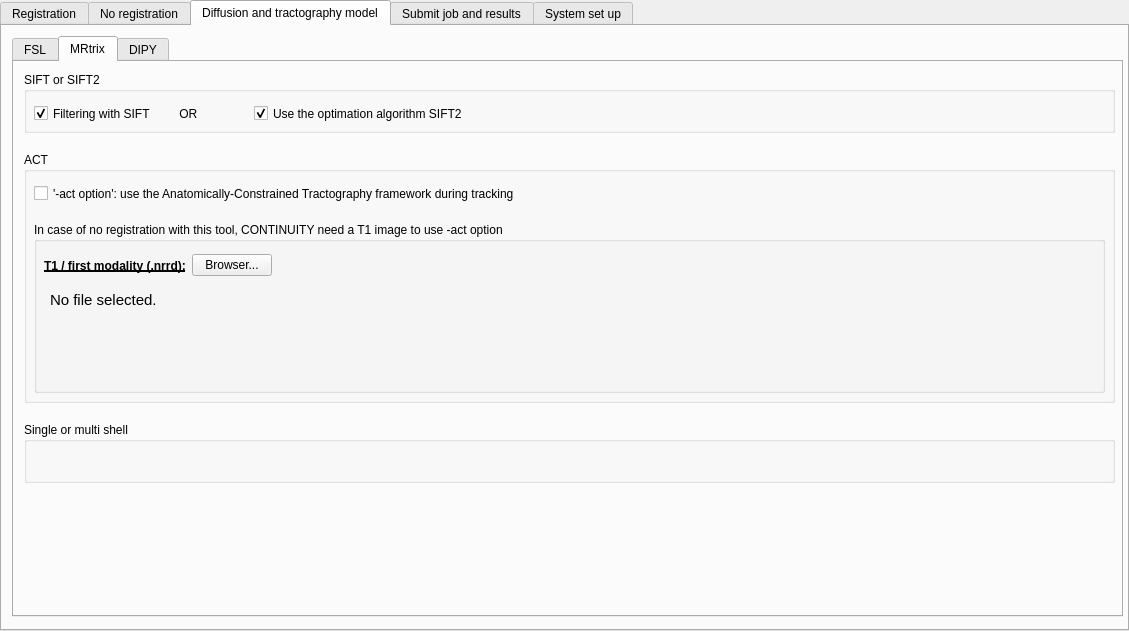
Above: interface_tab.ui from HZBCPP/CONTINUITY-lite before the change. Below: the same form after it.
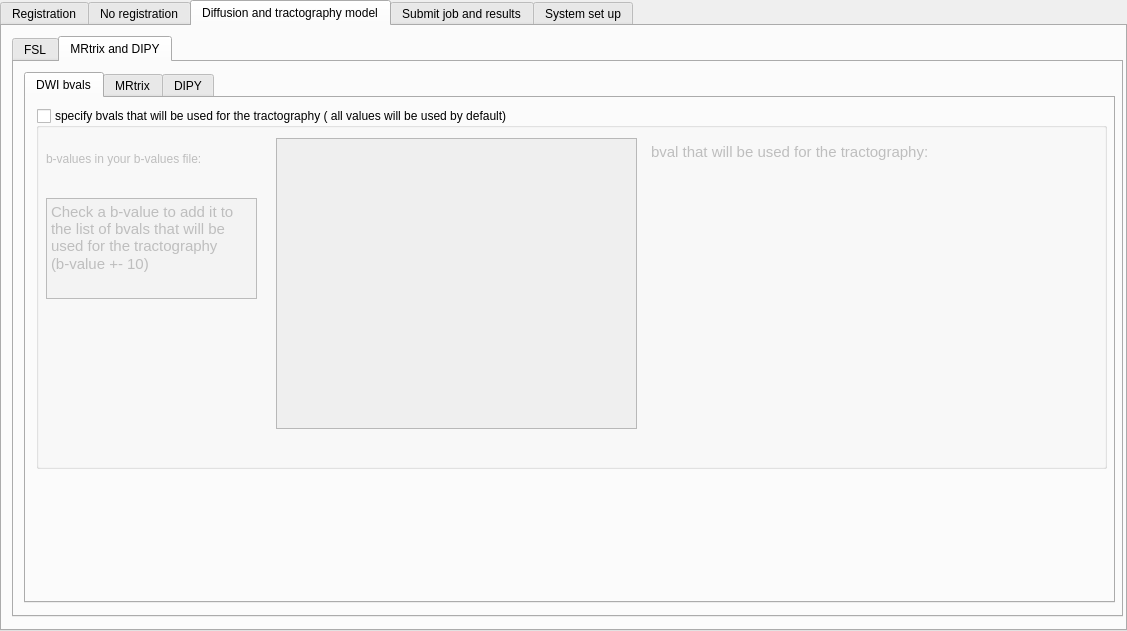
That is the form after the change. The open tabs and pages were chosen to show the change.

Commit message: ENH: select bval

```diff
--- a/interface_tab.ui
+++ b/interface_tab.ui
@@ -6,7 +6,7 @@
    <rect>
     <x>0</x>
     <y>0</y>
-    <width>1129</width>
+    <width>1127</width>
     <height>631</height>
    </rect>
   </property>
@@ -4366,73 +4366,132 @@
     </widget>
     <widget class="QWidget" name="tab_6">
      <attribute name="title">
+      <string>MRtrix and DIPY</string>
+     </attribute>
+     <widget class="QTabWidget" name="tabWidget_12">
+      <property name="geometry">
+       <rect>
+        <x>10</x>
+        <y>10</y>
+        <width>1091</width>
+        <height>531</height>
+       </rect>
+      </property>
+      <property name="currentIndex">
+       <number>0</number>
+      </property>
+      <widget class="QWidget" name="tab_33">
+       <attribute name="title">
+        <string>DWI bvals</string>
+       </attribute>
+       <widget class="QGroupBox" name="add_bval_groupBox">
+        <property name="geometry">
+         <rect>
+          <x>10</x>
+          <y>10</y>
+          <width>1071</width>
+          <height>361</height>
+         </rect>
+        </property>
+        <property name="title">
+         <string>specify bvals that will be used for the tractography ( all values will be used by default) </string>
+        </property>
+        <property name="checkable">
+         <bool>true</bool>
+        </property>
+        <property name="checked">
+         <bool>false</bool>
+        </property>
+        <widget class="QListWidget" name="add_bval_in_bvalfile_listWidget">
+         <property name="geometry">
+          <rect>
+           <x>240</x>
+           <y>30</y>
+           <width>361</width>
+           <height>291</height>
+          </rect>
+         </property>
+        </widget>
+        <widget class="QTextEdit" name="add_bval_removing_textEdit">
+         <property name="geometry">
+          <rect>
+           <x>610</x>
+           <y>30</y>
+           <width>371</width>
+           <height>321</height>
+          </rect>
+         </property>
+         <property name="styleSheet">
+          <string notr="true">QTextEdit {
+	background-color : transparent
+}</string>
+         </property>
+         <property name="readOnly">
+          <bool>true</bool>
+         </property>
+         <property name="html">
+          <string>&lt;!DOCTYPE HTML PUBLIC &quot;-//W3C//DTD HTML 4.0//EN&quot; &quot;http://www.w3.org/TR/REC-html40/strict.dtd&quot;&gt;
+&lt;html&gt;&lt;head&gt;&lt;meta name=&quot;qrichtext&quot; content=&quot;1&quot; /&gt;&lt;style type=&quot;text/css&quot;&gt;
+p, li { white-space: pre-wrap; }
+&lt;/style&gt;&lt;/head&gt;&lt;body style=&quot; font-family:'Ubuntu'; font-size:11pt; font-weight:400; font-style:normal;&quot;&gt;
+&lt;p style=&quot; margin-top:0px; margin-bottom:0px; margin-left:0px; margin-right:0px; -qt-block-indent:0; text-indent:0px;&quot;&gt;bval that will be used for the tractography: &lt;/p&gt;&lt;/body&gt;&lt;/html&gt;</string>
+         </property>
+        </widget>
+        <widget class="QTextEdit" name="color_sc_textEdit_7">
+         <property name="geometry">
+          <rect>
+           <x>10</x>
+           <y>90</y>
+           <width>211</width>
+           <height>101</height>
+          </rect>
+         </property>
+         <property name="autoFillBackground">
+          <bool>false</bool>
+         </property>
+         <property name="styleSheet">
+          <string notr="true">QTextEdit {
+	background-color : rgb(243, 243, 243)
+}</string>
+         </property>
+         <property name="readOnly">
+          <bool>true</bool>
+         </property>
+         <property name="html">
+          <string>&lt;!DOCTYPE HTML PUBLIC &quot;-//W3C//DTD HTML 4.0//EN&quot; &quot;http://www.w3.org/TR/REC-html40/strict.dtd&quot;&gt;
+&lt;html&gt;&lt;head&gt;&lt;meta name=&quot;qrichtext&quot; content=&quot;1&quot; /&gt;&lt;style type=&quot;text/css&quot;&gt;
+p, li { white-space: pre-wrap; }
+&lt;/style&gt;&lt;/head&gt;&lt;body style=&quot; font-family:'Ubuntu'; font-size:11pt; font-weight:400; font-style:normal;&quot;&gt;
+&lt;p style=&quot; margin-top:0px; margin-bottom:0px; margin-left:0px; margin-right:0px; -qt-block-indent:0; text-indent:0px;&quot;&gt;Check a b-value to add it to the list of bvals that will be used for the tractography &lt;/p&gt;
+&lt;p style=&quot; margin-top:0px; margin-bottom:0px; margin-left:0px; margin-right:0px; -qt-block-indent:0; text-indent:0px;&quot;&gt;(b-value +- 10)&lt;/p&gt;&lt;/body&gt;&lt;/html&gt;</string>
+         </property>
+        </widget>
+        <widget class="QLabel" name="label_85">
+         <property name="geometry">
+          <rect>
+           <x>10</x>
+           <y>30</y>
+           <width>241</width>
+           <height>41</height>
+          </rect>
+         </property>
+         <property name="text">
+          <string>b-values in your b-values file: </string>
+         </property>
+        </widget>
+       </widget>
+      </widget>
+      <widget class="QWidget" name="tab_24">
+       <attribute name="title">
       <string>MRtrix</string>
      </attribute>
-     <widget class="QGroupBox" name="groupBox_2">
-      <property name="geometry">
-       <rect>
-        <x>10</x>
-        <y>360</y>
-        <width>1091</width>
-        <height>61</height>
-       </rect>
-      </property>
-      <property name="title">
-       <string>Single or multi shell</string>
-      </property>
-     </widget>
-     <widget class="QGroupBox" name="groupBox_5">
-      <property name="geometry">
-       <rect>
-        <x>10</x>
-        <y>10</y>
-        <width>1091</width>
-        <height>61</height>
-       </rect>
-      </property>
-      <property name="title">
-       <string>SIFT or SIFT2 </string>
-      </property>
-      <widget class="QCheckBox" name="optimisation_with_tcksift2_checkBox">
-       <property name="geometry">
-        <rect>
-         <x>230</x>
-         <y>30</y>
-         <width>291</width>
-         <height>23</height>
-        </rect>
-       </property>
-       <property name="text">
-        <string>Use the optimation algorithm SIFT2</string>
-       </property>
-       <property name="checked">
-        <bool>true</bool>
-       </property>
-      </widget>
-      <widget class="QCheckBox" name="filtering_with_tcksift_checkBox">
-       <property name="geometry">
-        <rect>
-         <x>10</x>
-         <y>30</y>
-         <width>211</width>
-         <height>23</height>
-        </rect>
-       </property>
-       <property name="text">
-        <string>Filtering with SIFT         OR </string>
-       </property>
-       <property name="checked">
-        <bool>true</bool>
-       </property>
-      </widget>
-     </widget>
      <widget class="QGroupBox" name="groupBox_12">
       <property name="geometry">
        <rect>
         <x>10</x>
         <y>90</y>
-        <width>1091</width>
-        <height>251</height>
+          <width>1071</width>
+          <height>231</height>
        </rect>
       </property>
       <property name="title">
@@ -4456,8 +4515,8 @@
         <rect>
          <x>10</x>
          <y>70</y>
-         <width>1071</width>
-         <height>171</height>
+           <width>1051</width>
+           <height>151</height>
         </rect>
        </property>
        <property name="title">
@@ -4468,8 +4527,8 @@
          <rect>
           <x>11</x>
           <y>64</y>
-          <width>1051</width>
-          <height>101</height>
+            <width>1031</width>
+            <height>71</height>
          </rect>
         </property>
         <property name="styleSheet">
@@ -4536,23 +4595,57 @@
        </widget>
       </widget>
      </widget>
-    </widget>
-    <widget class="QWidget" name="tab_7">
-     <attribute name="title">
-      <string>DIPY</string>
-     </attribute>
-     <widget class="QGroupBox" name="groupBox_22">
+       <widget class="QGroupBox" name="groupBox_5">
       <property name="geometry">
        <rect>
         <x>10</x>
         <y>10</y>
-        <width>1091</width>
+          <width>1071</width>
         <height>61</height>
        </rect>
       </property>
       <property name="title">
-       <string>Single or multi shell</string>
-      </property>
+         <string>SIFT or SIFT2 </string>
+        </property>
+        <widget class="QCheckBox" name="optimisation_with_tcksift2_checkBox">
+         <property name="geometry">
+          <rect>
+           <x>230</x>
+           <y>30</y>
+           <width>291</width>
+           <height>23</height>
+          </rect>
+         </property>
+         <property name="text">
+          <string>Use the optimation algorithm SIFT2</string>
+         </property>
+         <property name="checked">
+          <bool>true</bool>
+         </property>
+        </widget>
+        <widget class="QCheckBox" name="filtering_with_tcksift_checkBox">
+         <property name="geometry">
+          <rect>
+           <x>10</x>
+           <y>30</y>
+           <width>211</width>
+           <height>23</height>
+          </rect>
+         </property>
+         <property name="text">
+          <string>Filtering with SIFT         OR </string>
+         </property>
+         <property name="checked">
+          <bool>true</bool>
+         </property>
+        </widget>
+       </widget>
+      </widget>
+      <widget class="QWidget" name="tab_32">
+       <attribute name="title">
+        <string>DIPY</string>
+       </attribute>
+      </widget>
      </widget>
     </widget>
    </widget>
```
Left out of the diff: 437 changed lines with no effect on the pictures. Lines whose indentation alone changed are shown as unchanged. The commit also changes 2 other files.
